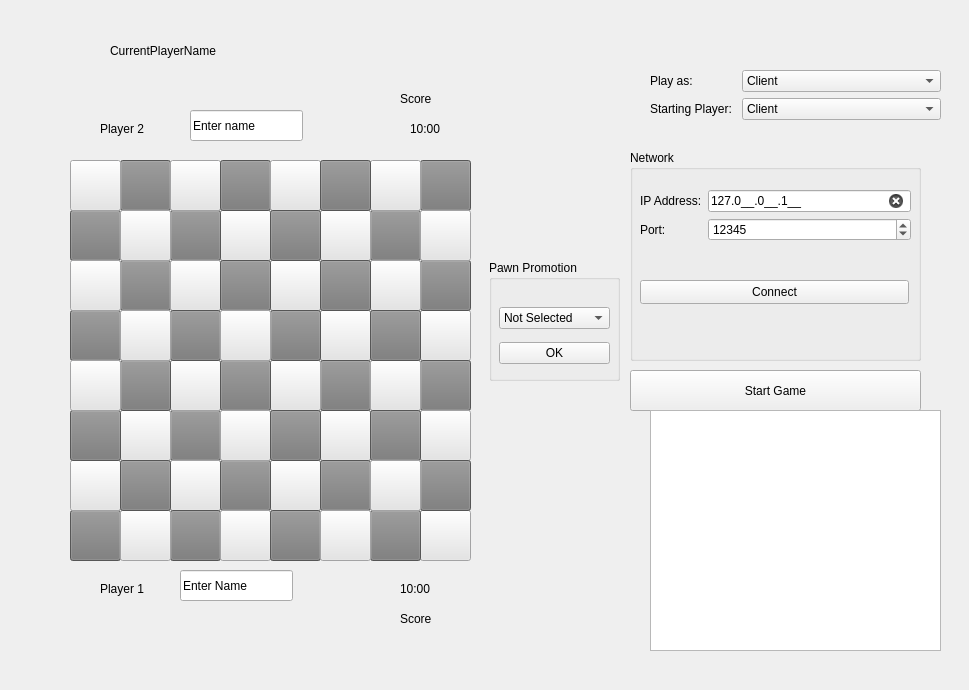
Above: schach/schachgui.ui from Charly-62/QtChessApp before the change. Below: the same form after it.
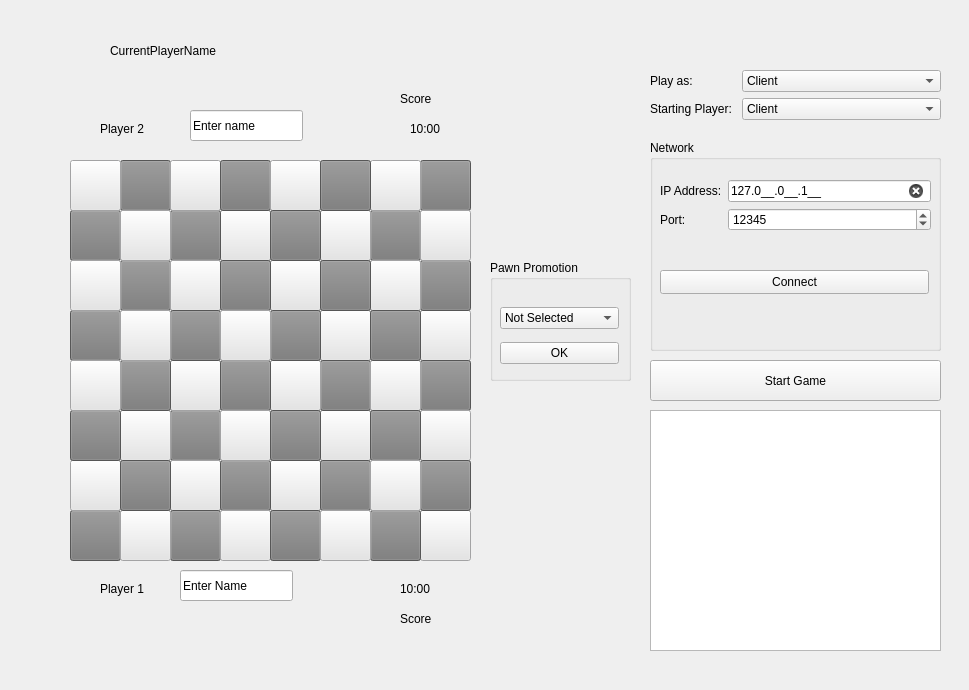
That is the form after the change.

Patch:
```diff
--- a/schach/schachgui.ui
+++ b/schach/schachgui.ui
@@ -1046,24 +1046,11 @@
     <string/>
    </property>
   </widget>
-  <widget class="QPushButton" name="bStart">
-   <property name="geometry">
-    <rect>
-     <x>630</x>
-     <y>370</y>
-     <width>291</width>
-     <height>41</height>
-    </rect>
-   </property>
-   <property name="text">
-    <string>Start Game</string>
-   </property>
-  </widget>
   <widget class="QGroupBox" name="grpNetwork">
    <property name="geometry">
     <rect>
-     <x>630</x>
-     <y>150</y>
+     <x>650</x>
+     <y>140</y>
      <width>291</width>
      <height>211</height>
     </rect>
@@ -1324,9 +1311,9 @@
   <widget class="QGroupBox" name="grpPawnPromotion">
    <property name="geometry">
     <rect>
-     <x>489</x>
+     <x>490</x>
      <y>260</y>
-     <width>131</width>
+     <width>141</width>
      <height>121</height>
     </rect>
    </property>
@@ -1338,7 +1325,7 @@
      <rect>
       <x>10</x>
       <y>40</y>
-      <width>111</width>
+      <width>119</width>
       <height>71</height>
      </rect>
     </property>
@@ -1382,6 +1369,19 @@
     </layout>
    </widget>
   </widget>
+  <widget class="QPushButton" name="bStart">
+   <property name="geometry">
+    <rect>
+     <x>650</x>
+     <y>360</y>
+     <width>291</width>
+     <height>41</height>
+    </rect>
+   </property>
+   <property name="text">
+    <string>Start Game</string>
+   </property>
+  </widget>
  </widget>
  <resources/>
  <connections/>
```
